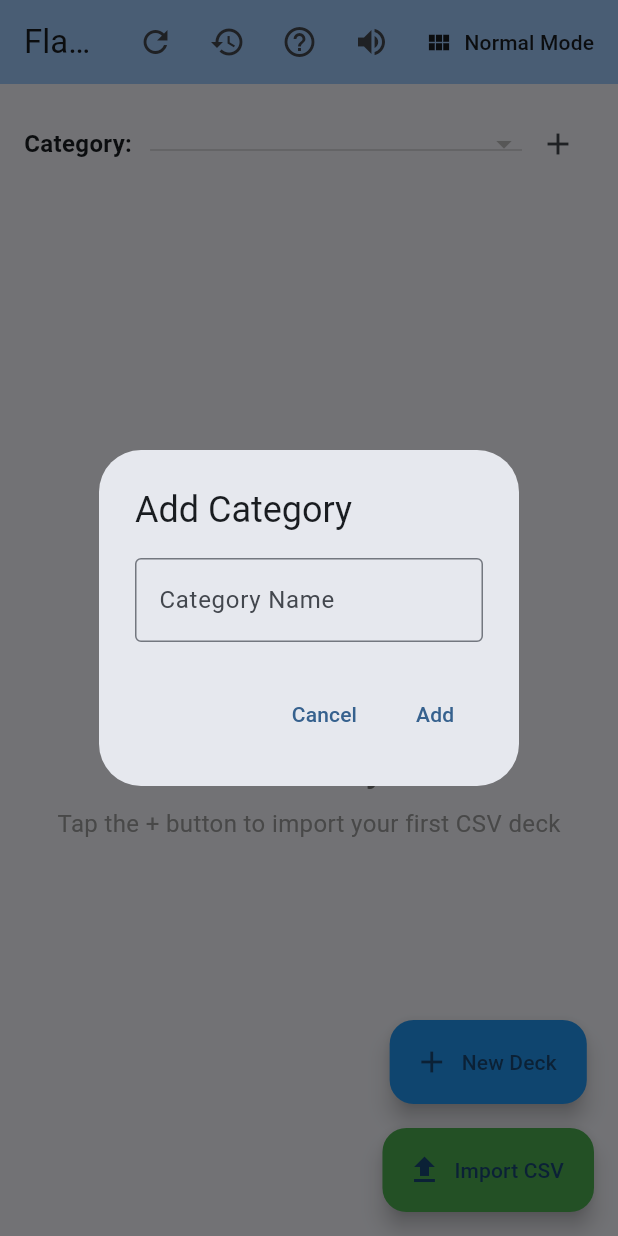
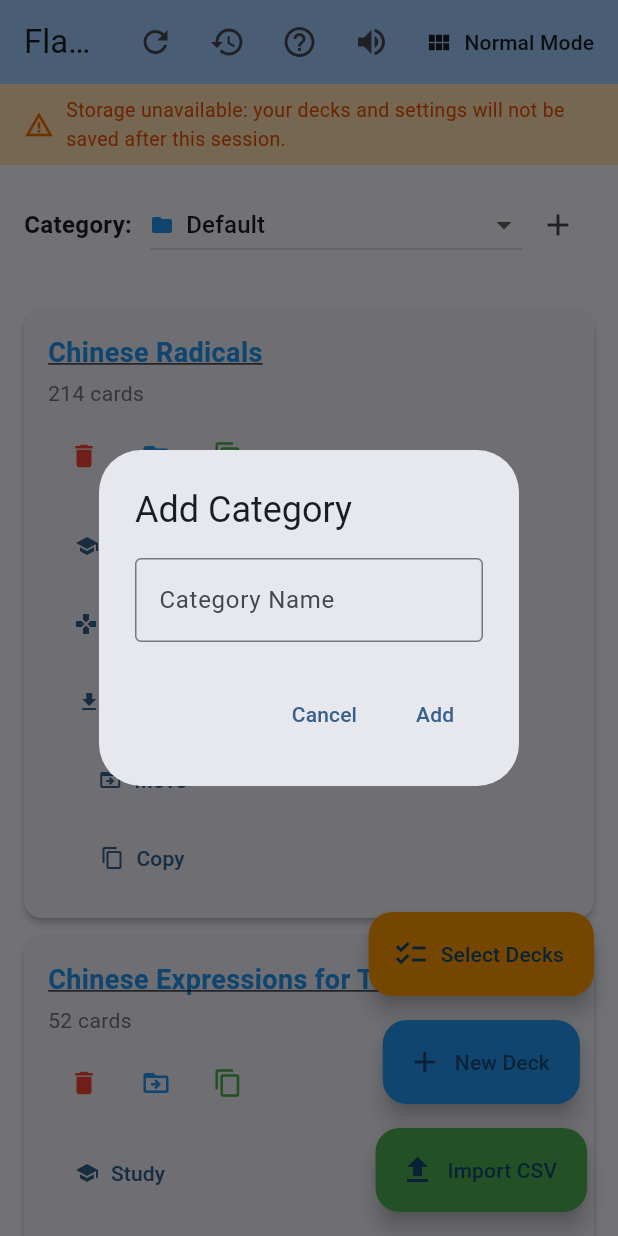
Before and after one commit to phoenixbodger/flutter_flashcard, a Flutter app: the screen it shows after launch, after a tap on the "add" icon, on a phone screen of 412 x 824 dp. Run offline on Flutter 3.47's test engine with Material 3 defaults, Android fonts, the phone set to English and light mode, and no system bars; our stand-ins replace audioplayers, flutter_tts; missing offline and left inert: dart:html, dart:js, dart:ui_web, universal_html.

Commit message:
Fix default deck seeding and add storage fallback
- Only seed default decks on first run (tracked via defaults_seeded flag)
- Deleted/modified decks now persist across restarts
- Manual restore via Reset Default Decks button still works
- Add StorageService with in-memory fallback for restricted contexts
- Migrate all services to use StorageService
- Fix firstWhere StateError with orElse fallback
- Add non-persistent storage warning banner

```diff
--- a/lib/screens/home_screen.dart
+++ b/lib/screens/home_screen.dart
@@ -8,6 +8,7 @@
 import '../services/settings_service.dart';
 import '../services/default_deck_service.dart';
 import '../services/category_service.dart';
+import '../services/storage_service.dart';
 import 'deck_management_screen.dart';
 import 'deck_viewer_screen.dart';
 import 'match_game_screen.dart';
@@ -275,34 +276,34 @@
   Future<void> _loadDefaultDecksIfNeeded() async {
     try {
       print('🔍 Checking if default decks needed...');
-      final decksJson = html.window.localStorage['flashcard_decks'];
-      print('📊 Current decks in storage: ${decksJson?.length ?? 0} chars');
-
-      // Always check if default category has decks
+
+      // Only seed defaults on first run (when the flag hasn't been set yet)
+      final hasBeenSeeded = StorageService.read('defaults_seeded') != null;
+      if (!hasBeenSeeded) {
+        print('📦 First run, seeding default decks...');
+        await DefaultDeckService.loadDefaultDecks();
+        StorageService.write('defaults_seeded', 'true');
+        print('✅ Default decks seeded');
+      }
+
+      // Always ensure default category exists
       await CategoryService.initializeDefaultCategory();
       final categories = await CategoryService.getCategories();
-      final defaultCategory = categories.firstWhere((cat) => cat.isDefault);
+      final defaultCategory = categories.firstWhere(
+        (cat) => cat.isDefault,
+        orElse: () => Category(
+          id: 'default',
+          name: 'Default',
+          deckIds: [],
+          createdAt: DateTime.now(),
+          isDefault: true,
+        ),
+      );
       print('📁 Default category "${defaultCategory.name}" has ${defaultCategory.deckIds.length} decks');
 
-      if (decksJson == null || decksJson.isEmpty) {
-        print('📦 No decks found, loading defaults...');
-        // User has no decks, load defaults
-        await DefaultDeckService.loadDefaultDecks();
-        // Reload decks from storage after adding defaults
-        await _loadDecksFromStorage();
-        print('✅ Default decks loaded and reloaded');
-      } else if (defaultCategory.deckIds.isEmpty) {
-        print('📦 Decks exist but not in Default category, reassigning...');
-        // User has decks but default category is empty, reassign defaults
-        await DefaultDeckService.loadDefaultDecks();
-        await _loadDecksFromStorage();
-        print('✅ Default decks reassigned to Default category');
-      } else {
-        print('📋 User has decks, loading existing...');
-        // User has decks, just load them
-        await _loadDecksFromStorage();
-        print('✅ Existing decks loaded');
-      }
+      // Load whatever decks exist in storage (may be empty if user deleted them all)
+      await _loadDecksFromStorage();
+      print('✅ Decks loaded');
     } catch (e) {
       print('❌ Error checking for default decks: $e');
     }
@@ -311,7 +312,7 @@
   // Load decks from Local Storage
   Future<void> _loadDecksFromStorage() async {
     try {
-      final decksJson = html.window.localStorage['flashcard_decks'];
+      final decksJson = StorageService.read('flashcard_decks');
       if (decksJson != null && decksJson.isNotEmpty) {
         final List<dynamic> decksList = jsonDecode(decksJson);
         final List<Deck> loadedDecks = [];
@@ -346,7 +347,7 @@
     try {
       final deckStrings = _decks.map((deck) => DeckString.fromGenericDeck(deck)).toList();
       final decksJson = jsonEncode(deckStrings.map((deckString) => deckString.toJson()).toList());
-      html.window.localStorage['flashcard_decks'] = decksJson;
+      StorageService.write('flashcard_decks', decksJson);
     } catch (e) {
       print('Error saving decks to storage: $e');
     }
@@ -873,7 +874,7 @@
   // Clear default decks from storage
   Future<void> _clearDefaultDecksFromStorage() async {
     try {
-      final decksJson = html.window.localStorage['flashcard_decks'];
+      final decksJson = StorageService.read('flashcard_decks');
       if (decksJson != null) {
         final List<dynamic> decksList = jsonDecode(decksJson);
         final defaultDeckNames = DefaultDeckService.defaultDeckNames.toSet();
@@ -884,7 +885,7 @@
         }).toList();
 
         // Save filtered decks back to storage
-        html.window.localStorage['flashcard_decks'] = jsonEncode(filteredDecks);
+        StorageService.write('flashcard_decks', jsonEncode(filteredDecks));
         print('🗑️ Cleared default decks from storage');
       }
     } catch (e) {
@@ -972,6 +973,25 @@
       ),
       body: Column(
         children: [
+          if (!StorageService.isPersistent)
+            Material(
+              color: Colors.orange[100],
+              child: Padding(
+                padding: const EdgeInsets.symmetric(horizontal: 16, vertical: 8),
+                child: Row(
+                  children: [
+                    Icon(Icons.warning_amber, color: Colors.orange[800], size: 20),
+                    const SizedBox(width: 8),
+                    Expanded(
+                      child: Text(
+                        'Storage unavailable: your decks and settings will not be saved after this session.',
+                        style: TextStyle(color: Colors.orange[900], fontSize: 13),
+                      ),
+                    ),
+                  ],
+                ),
+              ),
+            ),
           // Category selector
           Container(
             padding: const EdgeInsets.all(16),
--- a/lib/services/category_service.dart
+++ b/lib/services/category_service.dart
@@ -1,5 +1,5 @@
 import 'dart:convert';
-import 'package:universal_html/html.dart' as html;
+import 'storage_service.dart';
 import '../models/category_model.dart';
 
 class CategoryService {
@@ -9,7 +9,7 @@
   // Get all categories
   static Future<List<Category>> getCategories() async {
     try {
-      final categoriesJson = html.window.localStorage[_categoriesKey];
+      final categoriesJson = StorageService.read(_categoriesKey);
       if (categoriesJson != null && categoriesJson.isNotEmpty) {
         final List<dynamic> categoriesList = jsonDecode(categoriesJson);
         return categoriesList.map((json) => Category.fromJson(json)).toList();
@@ -25,7 +25,7 @@
   static Future<void> saveCategories(List<Category> categories) async {
     try {
       final categoriesJson = jsonEncode(categories.map((cat) => cat.toJson()).toList());
-      html.window.localStorage[_categoriesKey] = categoriesJson;
+      StorageService.write(_categoriesKey, categoriesJson);
     } catch (e) {
       print('Error saving categories: $e');
     }
--- a/lib/services/default_deck_service.dart
+++ b/lib/services/default_deck_service.dart
@@ -1,8 +1,8 @@
 import 'package:flutter/services.dart';
 import 'dart:convert';
-import 'package:universal_html/html.dart' as html;
 import '../models/flashcard_model.dart';
 import 'category_service.dart';
+import 'storage_service.dart';
 
 class DefaultDeckService {
   static const List<Map<String, String>> _defaultDecks = [
@@ -111,7 +111,7 @@
   static Future<void> _saveDeckToStorage(Deck<String> deck) async {
     try {
       // Use existing localStorage logic from home_screen
-      final decksJson = html.window.localStorage['flashcard_decks'];
+      final decksJson = StorageService.read('flashcard_decks');
       List<Map<String, dynamic>> decksList = [];
 
       if (decksJson != null && decksJson.isNotEmpty) {
@@ -129,7 +129,7 @@
         decksList.add(deckString.toJson());
 
         // Save back to storage
-        html.window.localStorage['flashcard_decks'] = jsonEncode(decksList);
+        StorageService.write('flashcard_decks', jsonEncode(decksList));
       }
     } catch (e) {
       print('Error saving default deck: $e');
@@ -141,7 +141,7 @@
     try {
       print('🔍 Loading deck: $fileName');
 
-      final decksJson = html.window.localStorage['flashcard_decks'];
+      final decksJson = StorageService.read('flashcard_decks');
       if (decksJson != null && decksJson.isNotEmpty) {
         final List<dynamic> decksList = jsonDecode(decksJson);
         final deckJson = decksList.firstWhere(
--- a/lib/services/settings_service.dart
+++ b/lib/services/settings_service.dart
@@ -1,4 +1,4 @@
-import 'dart:html' as html;
+import 'storage_service.dart';
 
 class SettingsService {
   static const String _compactModeKey = 'compact_mode_enabled';
@@ -12,10 +12,10 @@
 
   static Future<void> loadSettings() async {
     try {
-      final compactStored = html.window.localStorage[_compactModeKey];
+      final compactStored = StorageService.read(_compactModeKey);
       _isCompactMode = compactStored == 'true';
 
-      final soundsStored = html.window.localStorage[_soundsEnabledKey];
+      final soundsStored = StorageService.read(_soundsEnabledKey);
       _soundsEnabled = soundsStored != 'false'; // Default to true
     } catch (e) {
       _isCompactMode = false;
@@ -26,7 +26,7 @@
   static Future<void> setCompactMode(bool enabled) async {
     try {
       _isCompactMode = enabled;
-      html.window.localStorage[_compactModeKey] = enabled.toString();
+      StorageService.write(_compactModeKey, enabled.toString());
     } catch (e) {
       // Fallback: just update the in-memory value
       _isCompactMode = enabled;
@@ -36,7 +36,7 @@
   static Future<void> setSoundsEnabled(bool enabled) async {
     try {
       _soundsEnabled = enabled;
-      html.window.localStorage[_soundsEnabledKey] = enabled.toString();
+      StorageService.write(_soundsEnabledKey, enabled.toString());
     } catch (e) {
       // Fallback: just update the in-memory value
       _soundsEnabled = enabled;
--- /dev/null
+++ b/lib/services/storage_service.dart
@@ -0,0 +1,65 @@
+import 'package:universal_html/html.dart' as html;
+
+class StorageService {
+  static bool _isPersistent = true;
+  static Map<String, String> _memoryStore = {};
+  static bool _initialized = false;
+
+  static bool get isPersistent => _isPersistent;
+
+  static void _initialize() {
+    if (_initialized) return;
+    _initialized = true;
+
+    try {
+      final testKey = '__storage_test__';
+      html.window.localStorage[testKey] = '1';
+      final testVal = html.window.localStorage[testKey];
+      html.window.localStorage.remove(testKey);
+      _isPersistent = testVal == '1';
+    } catch (e) {
+      _isPersistent = false;
+    }
+  }
+
+  static String? read(String key) {
+    _initialize();
+    if (!_isPersistent) {
+      return _memoryStore[key];
+    }
+    try {
+      return html.window.localStorage[key];
+    } catch (e) {
+      _isPersistent = false;
+      return _memoryStore[key];
+    }
+  }
+
+  static void write(String key, String value) {
+    _initialize();
+    if (!_isPersistent) {
+      _memoryStore[key] = value;
+      return;
+    }
+    try {
+      html.window.localStorage[key] = value;
+    } catch (e) {
+      _isPersistent = false;
+      _memoryStore[key] = value;
+    }
+  }
+
+  static void remove(String key) {
+    _initialize();
+    if (!_isPersistent) {
+      _memoryStore.remove(key);
+      return;
+    }
+    try {
+      html.window.localStorage.remove(key);
+    } catch (e) {
+      _isPersistent = false;
+      _memoryStore.remove(key);
+    }
+  }
+}
--- a/pubspec.yaml
+++ b/pubspec.yaml
@@ -16,12 +16,8 @@
   http: ^1.2.0
   audioplayers: ^6.0.0
 
-dev_dependencies:
-  flutter_test:
-    sdk: flutter
-  flutter_lints: ^2.0.0
-
 flutter:
   uses-material-design: true
   assets:
     - assets/sounds/
+    - assets/decks/
```
Also changed, not shown: 1 other file.
